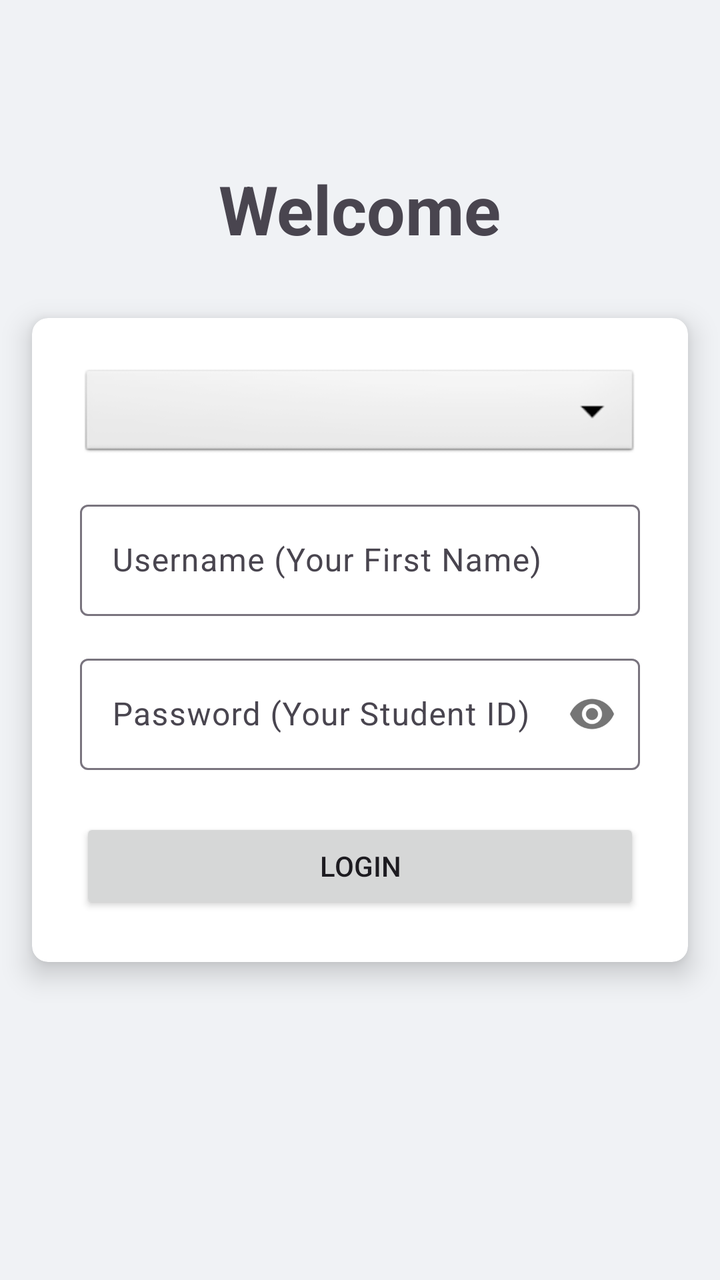
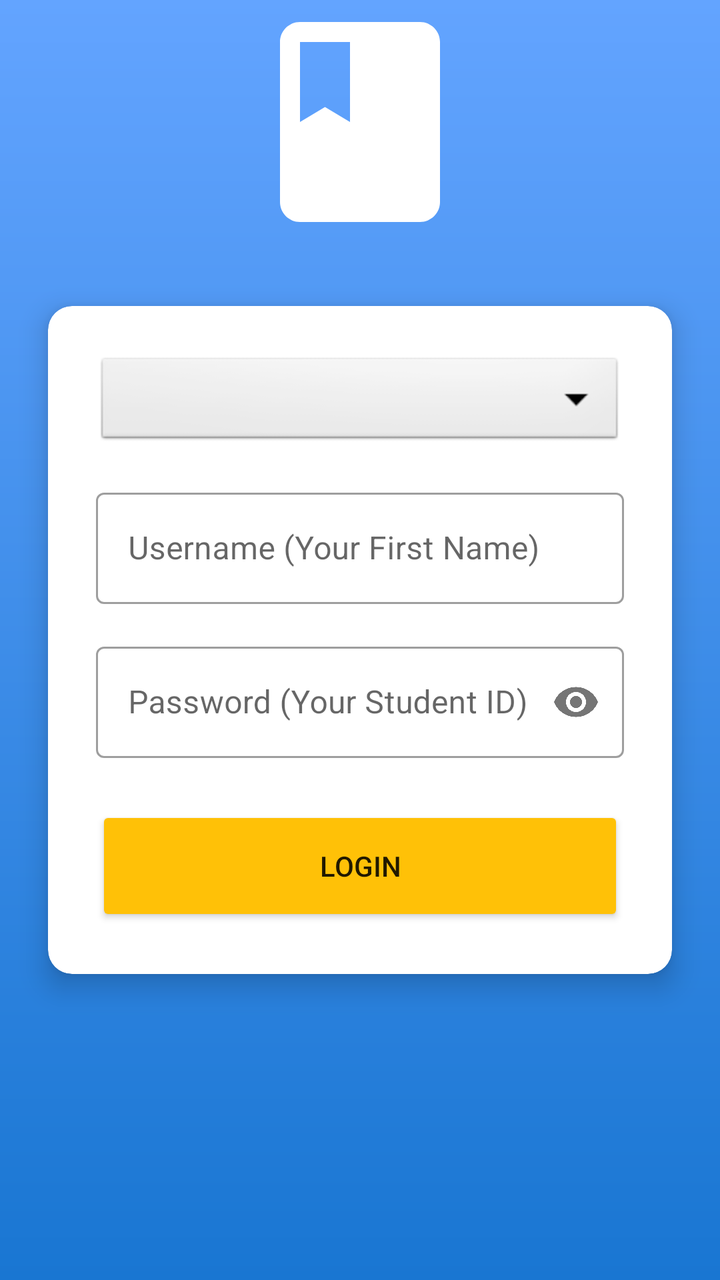

Before-and-after screenshots of an Android layout around one commit, followed by the original layout XML and the change that was made.
<!-- AndroidManifest.xml: application theme Theme.S8073084_assignment2 -->
<!-- res/layout/fragment_login.xml -->
<?xml version="1.0" encoding="utf-8"?>
<androidx.constraintlayout.widget.ConstraintLayout xmlns:android="http://schemas.android.com/apk/res/android"
    xmlns:app="http://schemas.android.com/apk/res-auto"
    xmlns:tools="http://schemas.android.com/tools"
    android:layout_width="match_parent"
    android:layout_height="match_parent"
    android:background="#f0f2f5"
    tools:context=".ui.login.LoginFragment">

    <TextView
        android:id="@+id/title_text"
        android:layout_width="wrap_content"
        android:layout_height="wrap_content"
        android:text="Welcome"
        android:textSize="34sp"
        android:textStyle="bold"
        app:layout_constraintBottom_toTopOf="@id/login_card"
        app:layout_constraintStart_toStartOf="parent"
        app:layout_constraintEnd_toEndOf="parent"
        android:layout_marginBottom="32dp"/>

    <androidx.cardview.widget.CardView
        android:id="@+id/login_card"
        android:layout_width="match_parent"
        android:layout_height="wrap_content"
        app:cardCornerRadius="8dp"
        app:cardElevation="8dp"
        android:layout_margin="16dp"
        app:layout_constraintTop_toTopOf="parent"
        app:layout_constraintBottom_toBottomOf="parent"
        app:layout_constraintStart_toStartOf="parent"
        app:layout_constraintEnd_toEndOf="parent">

        <androidx.constraintlayout.widget.ConstraintLayout
            android:layout_width="match_parent"
            android:layout_height="wrap_content"
            android:padding="24dp">

            <Spinner
                android:id="@+id/location_spinner"
                android:layout_width="0dp"
                android:layout_height="48dp"
                android:background="@android:drawable/btn_dropdown"
                app:layout_constraintTop_toTopOf="parent"
                app:layout_constraintStart_toStartOf="parent"
                app:layout_constraintEnd_toEndOf="parent"/>

            <com.google.android.material.textfield.TextInputLayout
                android:id="@+id/username_layout"
                android:layout_width="0dp"
                android:layout_height="wrap_content"
                android:layout_marginTop="16dp"
                app:layout_constraintTop_toBottomOf="@id/location_spinner"
                app:layout_constraintStart_toStartOf="parent"
                app:layout_constraintEnd_toEndOf="parent">

                <com.google.android.material.textfield.TextInputEditText
                    android:id="@+id/username_edit_text"
                    android:layout_width="match_parent"
                    android:layout_height="wrap_content"
                    android:hint="Username (Your First Name)" />
            </com.google.android.material.textfield.TextInputLayout>

            <com.google.android.material.textfield.TextInputLayout
                android:id="@+id/password_layout"
                android:layout_width="0dp"
                android:layout_height="wrap_content"
                android:layout_marginTop="16dp"
                app:passwordToggleEnabled="true"
                app:layout_constraintTop_toBottomOf="@id/username_layout"
                app:layout_constraintStart_toStartOf="parent"
                app:layout_constraintEnd_toEndOf="parent">

                <com.google.android.material.textfield.TextInputEditText
                    android:id="@+id/password_edit_text"
                    android:layout_width="match_parent"
                    android:layout_height="wrap_content"
                    android:hint="Password (Your Student ID)"
                    android:inputType="textPassword" />
            </com.google.android.material.textfield.TextInputLayout>

            <Button
                android:id="@+id/login_button"
                android:layout_width="0dp"
                android:layout_height="wrap_content"
                android:text="Login"
                android:layout_marginTop="24dp"
                app:layout_constraintTop_toBottomOf="@id/password_layout"
                app:layout_constraintStart_toStartOf="parent"
                app:layout_constraintEnd_toEndOf="parent" />

        </androidx.constraintlayout.widget.ConstraintLayout>
    </androidx.cardview.widget.CardView>

    <ProgressBar
        android:id="@+id/progress_bar"
        android:layout_width="wrap_content"
        android:layout_height="wrap_content"
        android:visibility="gone"
        tools:visibility="visible"
        app:layout_constraintTop_toTopOf="parent"
        app:layout_constraintBottom_toBottomOf="parent"
        app:layout_constraintStart_toStartOf="parent"
        app:layout_constraintEnd_toEndOf="parent" />

</androidx.constraintlayout.widget.ConstraintLayout>
<!-- resources referenced by this layout -->
<resources>
  <style name="Theme.S8073084_assignment2" parent="Base.Theme.S8073084_assignment2" />
  <style name="Base.Theme.S8073084_assignment2" parent="Theme.Material3.DayNight.NoActionBar">
          
          
      </style>
</resources>

<!-- the commit's change to res/layout/fragment_login.xml (unified diff, before → after) -->
@@ -4,28 +4,26 @@
     xmlns:tools="http://schemas.android.com/tools"
     android:layout_width="match_parent"
     android:layout_height="match_parent"
-    android:background="#f0f2f5"
+    android:background="@drawable/login_background"
     tools:context=".ui.login.LoginFragment">
 
-    <TextView
-        android:id="@+id/title_text"
-        android:layout_width="wrap_content"
-        android:layout_height="wrap_content"
-        android:text="Welcome"
-        android:textSize="34sp"
-        android:textStyle="bold"
+    <ImageView
+        android:id="@+id/icon_image"
+        android:layout_width="120dp"
+        android:layout_height="120dp"
+        android:src="@drawable/ic_book_icon" 
         app:layout_constraintBottom_toTopOf="@id/login_card"
         app:layout_constraintStart_toStartOf="parent"
         app:layout_constraintEnd_toEndOf="parent"
-        android:layout_marginBottom="32dp"/>
+        android:layout_marginBottom="32dp" />
 
     <androidx.cardview.widget.CardView
         android:id="@+id/login_card"
-        android:layout_width="match_parent"
+        android:layout_width="0dp"
         android:layout_height="wrap_content"
-        app:cardCornerRadius="8dp"
+        app:cardCornerRadius="12dp"
         app:cardElevation="8dp"
-        android:layout_margin="16dp"
+        android:layout_marginHorizontal="24dp"
         app:layout_constraintTop_toTopOf="parent"
         app:layout_constraintBottom_toBottomOf="parent"
         app:layout_constraintStart_toStartOf="parent"
@@ -47,6 +45,7 @@
 
             <com.google.android.material.textfield.TextInputLayout
                 android:id="@+id/username_layout"
+                style="@style/Widget.MaterialComponents.TextInputLayout.OutlinedBox"
                 android:layout_width="0dp"
                 android:layout_height="wrap_content"
                 android:layout_marginTop="16dp"
@@ -63,6 +62,7 @@
 
             <com.google.android.material.textfield.TextInputLayout
                 android:id="@+id/password_layout"
+                style="@style/Widget.MaterialComponents.TextInputLayout.OutlinedBox"
                 android:layout_width="0dp"
                 android:layout_height="wrap_content"
                 android:layout_marginTop="16dp"
@@ -82,9 +82,10 @@
             <Button
                 android:id="@+id/login_button"
                 android:layout_width="0dp"
-                android:layout_height="wrap_content"
+                android:layout_height="60dp"
                 android:text="Login"
                 android:layout_marginTop="24dp"
+                android:backgroundTint="@color/accent"
                 app:layout_constraintTop_toBottomOf="@id/password_layout"
                 app:layout_constraintStart_toStartOf="parent"
                 app:layout_constraintEnd_toEndOf="parent" />
@@ -97,6 +98,7 @@
         android:layout_width="wrap_content"
         android:layout_height="wrap_content"
         android:visibility="gone"
+        android:theme="@style/Theme.AppCompat.Light"
         tools:visibility="visible"
         app:layout_constraintTop_toTopOf="parent"
         app:layout_constraintBottom_toBottomOf="parent"
<!-- resource entries referenced after the edit -->
@@ -1,9 +1,47 @@
 <!-- resources referenced by this layout -->
 <resources>
+  <color name="accent">#FFC107</color>
+  <!-- drawable ic_book_icon (drawable) -->
+  <vector xmlns:android="http://schemas.android.com/apk/res/android"
+      android:width="24dp"
+      android:height="24dp"
+      android:viewportWidth="24"
+      android:viewportHeight="24"
+      android:tint="#FFFFFF">
+    <path
+        android:fillColor="@android:color/white"
+        android:pathData="M18,2H6c-1.1,0 -2,0.9 -2,2v16c0,1.1 0.9,2 2,2h12c1.1,0 2,-0.9 2,-2V4c0,-1.1 -0.9,-2 -2,-2zM6,4h5v8l-2.5,-1.5L6,12V4z"/>
+  </vector>
+  <!-- drawable login_background (drawable) -->
+  <?xml version="1.0" encoding="utf-8"?>
+  <shape xmlns:android="http://schemas.android.com/apk/res/android"
+      android:shape="rectangle">
+      <gradient
+          android:angle="-45"
+          android:endColor="@color/primary"
+          android:startColor="@color/primary_light"
+          android:type="linear" />
+  </shape>
   <style name="Theme.S8073084_assignment2" parent="Base.Theme.S8073084_assignment2" />
-  <style name="Base.Theme.S8073084_assignment2" parent="Theme.Material3.DayNight.NoActionBar">
+  <color name="primary">#1976D2</color>
+  <color name="primary_light">#63A4FF</color>
+  <style name="Base.Theme.S8073084_assignment2" parent="Theme.MaterialComponents.DayNight.NoActionBar">
           
+          <item name="colorPrimary">@color/primary</item>
+          <item name="colorPrimaryVariant">@color/primary_dark</item>
+          <item name="colorOnPrimary">@color/white</item>
           
+          <item name="colorSecondary">@color/accent</item>
+          <item name="colorSecondaryVariant">@color/accent</item>
+          <item name="colorOnSecondary">@color/black</item>
+          
+          <item name="android:statusBarColor">@color/primary_dark</item>
+          
+          <item name="android:windowBackground">@color/background</item>
       </style>
+  <color name="primary_dark">#004BA0</color>
+  <color name="white">#FFFFFFFF</color>
+  <color name="black">#FF000000</color>
+  <color name="background">#F5F5F5</color>
 </resources>
 
